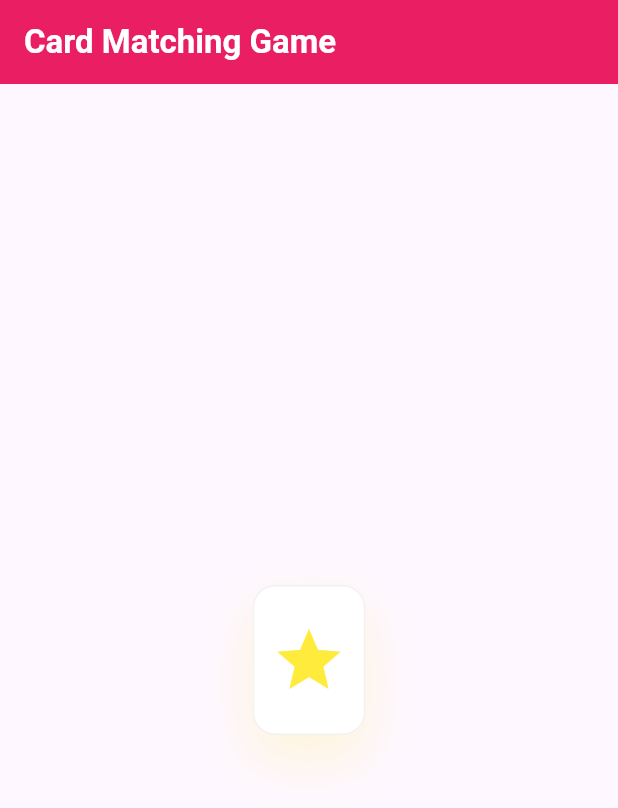
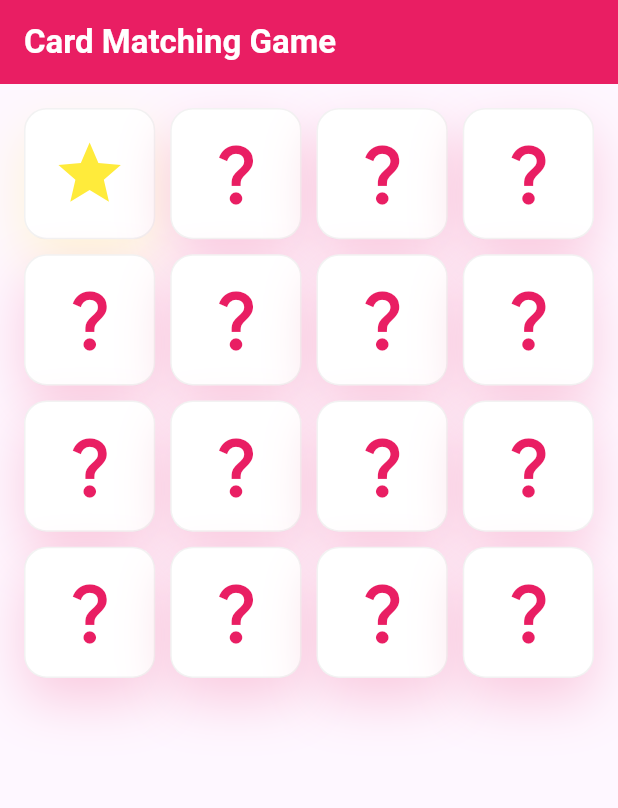
Before and after one commit to bpham30/CardMatch, a Flutter app: the screen it shows after launch, after a tap on the "question mark" icon, on a phone screen of 412 x 824 dp. Shown: the top 808 px of the screen. Run offline on Flutter 3.47's test engine with Material 3 defaults, Android fonts, the phone set to English and light mode, and no system bars.

Commit message:
4x4 grid of cards, replace animatedbuilder with animated container, added provider for state management

```diff
--- a/card_matching/lib/main.dart
+++ b/card_matching/lib/main.dart
@@ -1,9 +1,39 @@
 import 'dart:math';
-
 import 'package:flutter/material.dart';
+import 'package:provider/provider.dart';
 
 void main() {
-  runApp(const MyApp());
+  //run app with provider to provide card data
+  runApp(MultiProvider(providers: [
+    ChangeNotifierProvider(create: (_) => CardProvider()),
+  ], child: const MyApp()));
+}
+//create card data model
+class CardData {
+  //store icon to show
+  final IconData icon;
+  //store flip status
+  bool isFlipped = false;
+
+  CardData({required this.icon, this.isFlipped = false});
+}
+//create card provider to manage card grid state
+class CardProvider extends ChangeNotifier {
+
+  //4x4 card grid
+  final List<CardData> _cards = List.generate(16, (index) => CardData(icon: Icons.star, isFlipped: false));
+
+  //get card data
+  List<CardData> get cards => _cards;
+
+  //flip card at index
+  void flipCard(int index) {
+    //flip card
+    _cards[index].isFlipped = !_cards[index].isFlipped;
+    //update ui
+    notifyListeners();
+  }
+
 }
 
 class MyApp extends StatelessWidget {
@@ -28,7 +58,7 @@ class MyApp extends StatelessWidget {
         body: const Padding(
           padding: EdgeInsets.all(16),
           child: Center(
-            child: GameCard(icon: Icons.star),
+            child: CardGrid(),
           ),
         ),
       ),
@@ -36,67 +66,63 @@ class MyApp extends StatelessWidget {
   }
 }
 
-//create card widget
-class GameCard extends StatefulWidget {
-  //store icon to show
-  final IconData icon;
-  const GameCard({super.key, required this.icon});
+//create card grid widget
+class CardGrid  extends StatelessWidget {
+  const CardGrid({super.key});
 
   @override
-  _GameCardState createState() => _GameCardState();
+  Widget build(BuildContext context) {
+    //get card provider
+    final provider = Provider.of<CardProvider>(context);
+    //create card grid
+    return GridView.builder(
+      gridDelegate: const SliverGridDelegateWithFixedCrossAxisCount(
+        crossAxisCount: 4,
+        crossAxisSpacing: 10,
+        mainAxisSpacing: 10,
+      ),
+      itemCount: provider.cards.length,
+      itemBuilder: (context, index) {
+        return GameCard(cardData: provider.cards[index], onFlip: () {
+          //flip card on tap
+          provider.flipCard(index);
+        });
+      },
+    );
+  }
 }
 
-class _GameCardState extends State<GameCard> {
-  //track flip status
-  bool isFlipped = false;
+//create card widget
+class GameCard extends StatelessWidget {
+  final CardData cardData;
+  //callback to flip card
+  final VoidCallback onFlip;
 
-  //function to flip card state
-  void _flip() {
-    setState(() {
-      isFlipped = !isFlipped;
-    });
-  }
+  const GameCard({super.key, required this.cardData, required this.onFlip});
 
+  //animation
   @override
   Widget build(BuildContext context) {
     return GestureDetector(
         //flip on tap
-        onTap: _flip,
+        onTap: onFlip,
         //add flip animation with AnimatedBuilder
-        child: AnimatedSwitcher(
+        child: AnimatedContainer(
           duration: const Duration(milliseconds: 300),
-          transitionBuilder: (child, animation) {
-            //create rotate animation
-           final rotateAnim = Tween(begin: 0.0, end: 1.0).animate(animation);
+          transform: Matrix4.identity()
+            ..setEntry(3, 2, 0.001)
+            ..rotateY(cardData.isFlipped ? pi : 0),
 
-            return AnimatedBuilder(
-              animation: rotateAnim,
-              child: child,
-              builder: (context, child) {
+            //flip in place
+            transformAlignment: Alignment.center,
+          child: cardData.isFlipped ? _buildCardFront() : _buildCardBack(),
+        )
+    );
+  }
 
-              //rotate card based on flip
-              if (isFlipped) {
-                return Transform(
-                  transform: Matrix4.rotationY(pi * rotateAnim.value),
-                  alignment: Alignment.center,
-                  child: child,
-                );
-              } else {
-                return Transform(
-                  transform: Matrix4.rotationY(pi * rotateAnim.value + pi),
-                  alignment: Alignment.center,
-                  child: child,
-                );
-
-              }
-              },
-            );
-            //show card based on flip
-          },
-          child: isFlipped
-          //
-      ? Container(
-          //key to differentiate between widgets
+  //build card front
+  Widget _buildCardFront() {
+    return Container(
       key: const ValueKey(true),
       height: 100,
       width: 75,
@@ -116,16 +142,18 @@ class _GameCardState extends State<GameCard> {
           ),
         ],
       ),
-          child: const Center(
+      child: Center(
         child: Icon(
-              Icons.star,
+          cardData.icon,
           size: 50,
           color: Colors.yellow,
         ),
       ),
-        )
-      : Container(
-          //key to differentiate between widgets
+    );
+  }
+  //build card back
+  Widget _buildCardBack() {
+    return Container(
       key: const ValueKey(false),
       height: 100,
       width: 75,
@@ -152,7 +180,7 @@ class _GameCardState extends State<GameCard> {
           color: Colors.pink,
         ),
       ),
-        ),
-        ));
+    );
   }
+
 }
--- a/card_matching/pubspec.yaml
+++ b/card_matching/pubspec.yaml
@@ -35,6 +35,7 @@ dependencies:
   # The following adds the Cupertino Icons font to your application.
   # Use with the CupertinoIcons class for iOS style icons.
   cupertino_icons: ^1.0.8
+  provider: ^6.1.2
 
 dev_dependencies:
   flutter_test:
```
Also changed, not shown: card_matching/pubspec.lock. Lines whose indentation alone changed are shown as unchanged.
